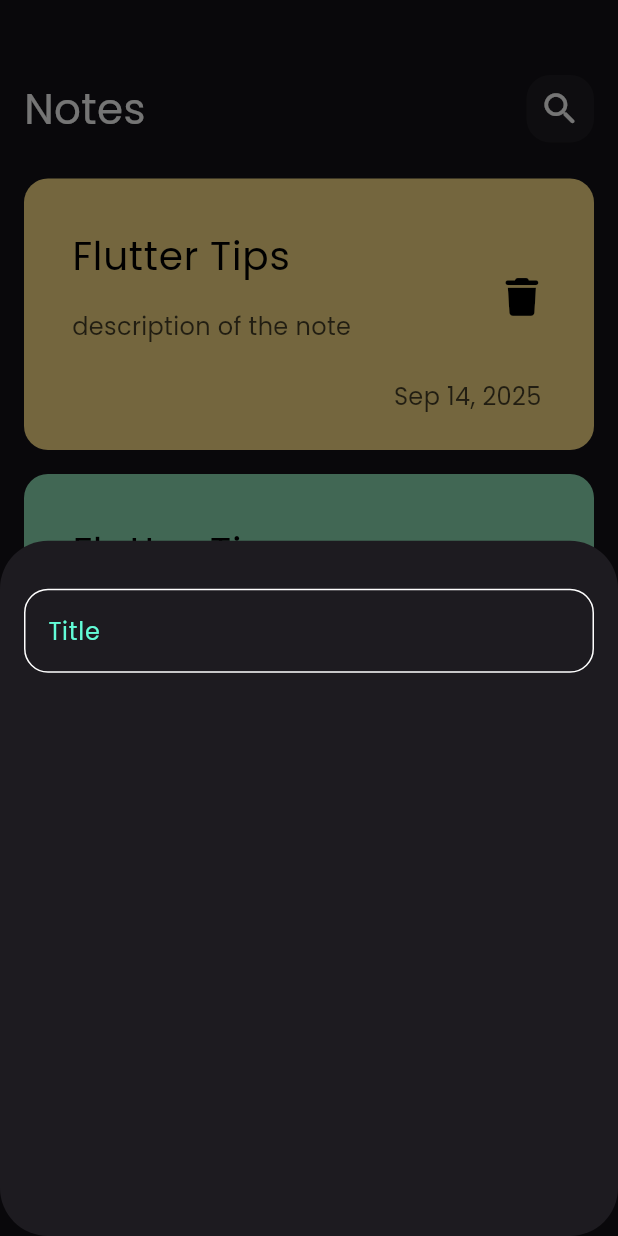
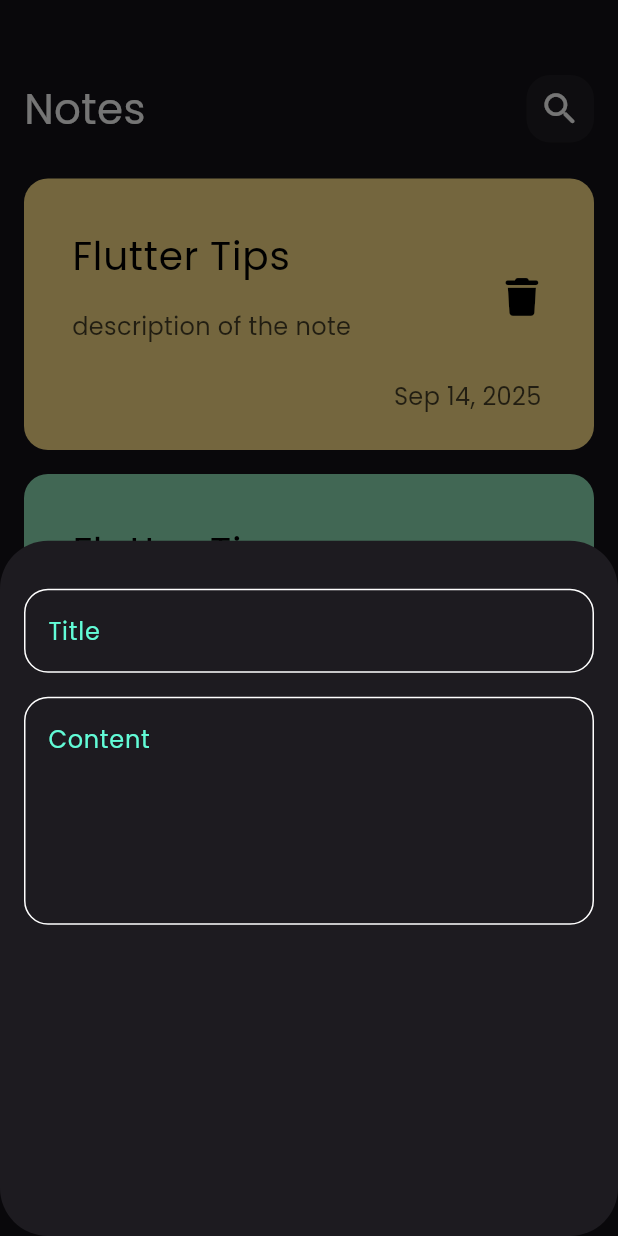
Before and after one commit to Alaataher027/notes_flutter_app, a Flutter app: the screen it shows after launch, after a tap on the "add" icon, on a phone screen of 412 x 824 dp. Run offline on Flutter 3.47's test engine with Material 3 defaults, Android fonts, the phone set to English and light mode, and no system bars; our stand-ins replace font_awesome_flutter.

Commit message:
+ field to bottom sheet

```diff
--- a/lib/views/widgets/add_note_bottom_sheet.dart
+++ b/lib/views/widgets/add_note_bottom_sheet.dart
@@ -14,7 +14,16 @@ class AddNoteBottomSheet extends StatelessWidget {
             SizedBox(
               height: 32,
             ),
-            CustomTextField(),
+            CustomTextField(
+              hint: 'Title',
+            ),
+            SizedBox(
+              height: 16,
+            ),
+            CustomTextField(
+              hint: "Content",
+              maxLines: 5,
+            )
           ],
         ),
       ),
--- a/lib/views/widgets/custom_text_field.dart
+++ b/lib/views/widgets/custom_text_field.dart
@@ -2,14 +2,17 @@ import 'package:flutter/material.dart';
 import 'package:notes_app/constants.dart';
 
 class CustomTextField extends StatelessWidget {
-  const CustomTextField({super.key});
+  const CustomTextField({super.key, required this.hint, this.maxLines = 1});
 
+  final String hint;
+  final int maxLines;
   @override
   Widget build(BuildContext context) {
     return TextField(
       cursorColor: kPrimartColor,
+      maxLines: maxLines,
       decoration: InputDecoration(
-        hintText: "Title",
+        hintText: hint,
         hintStyle: TextStyle(color: kPrimartColor),
         enabledBorder: buildBorder(),
         focusedBorder: buildBorder(kPrimartColor),
```
